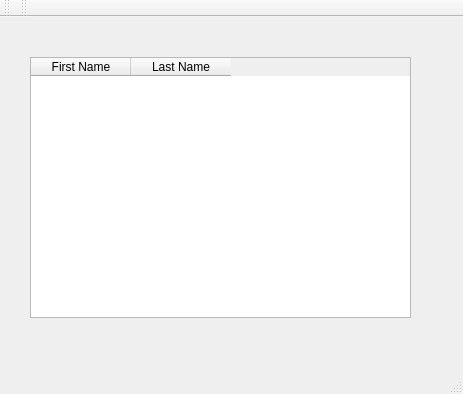
Above: Display/mainwindow.ui from alexi15/verk1 before the change. Below: the same form after it.
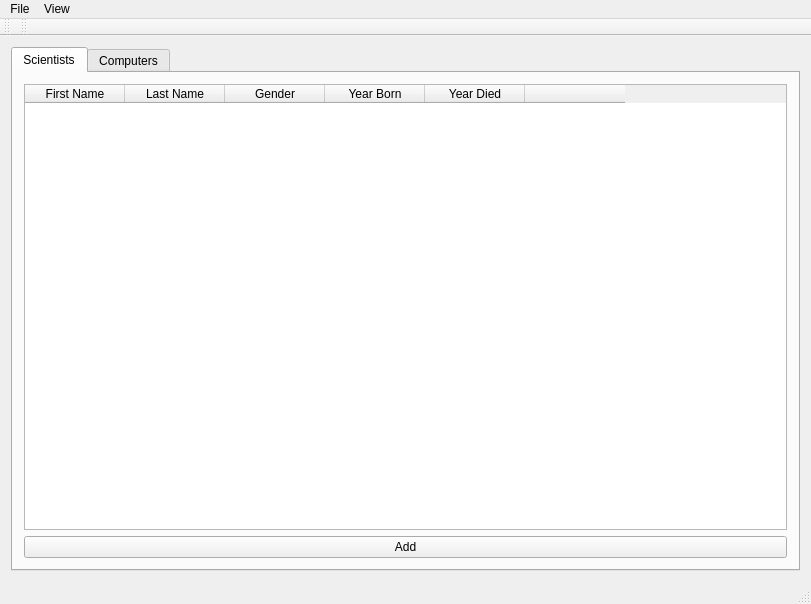
That is the form after the change. The open tabs and pages were chosen to show the change.

Commit message: table computers and tabs created

```diff
--- a/Display/mainwindow.ui
+++ b/Display/mainwindow.ui
@@ -6,47 +6,152 @@
    <rect>
     <x>0</x>
     <y>0</y>
-    <width>463</width>
-    <height>394</height>
+    <width>811</width>
+    <height>604</height>
    </rect>
   </property>
   <property name="windowTitle">
    <string>MainWindow</string>
   </property>
   <widget class="QWidget" name="centralWidget">
-   <widget class="QTableWidget" name="table_scientists">
-    <property name="geometry">
-     <rect>
-      <x>30</x>
-      <y>40</y>
-      <width>381</width>
-      <height>261</height>
-     </rect>
-    </property>
-    <property name="sortingEnabled">
-     <bool>true</bool>
-    </property>
-    <column>
-     <property name="text">
-      <string>First Name</string>
-     </property>
-    </column>
-    <column>
-     <property name="text">
-      <string>Last Name</string>
-     </property>
-    </column>
-   </widget>
+   <layout class="QVBoxLayout" name="verticalLayout">
+    <item>
+     <widget class="QTabWidget" name="tabScientists">
+      <property name="currentIndex">
+       <number>1</number>
+      </property>
+      <widget class="QWidget" name="tab">
+       <attribute name="title">
+        <string>Scientists</string>
+       </attribute>
+       <layout class="QVBoxLayout" name="verticalLayout_2">
+        <item>
+         <widget class="QTableWidget" name="table_scientists">
+          <property name="contextMenuPolicy">
+           <enum>Qt::DefaultContextMenu</enum>
+          </property>
+          <property name="verticalScrollBarPolicy">
+           <enum>Qt::ScrollBarAsNeeded</enum>
+          </property>
+          <property name="selectionMode">
+           <enum>QAbstractItemView::SingleSelection</enum>
+          </property>
+          <property name="selectionBehavior">
+           <enum>QAbstractItemView::SelectRows</enum>
+          </property>
+          <property name="sortingEnabled">
+           <bool>true</bool>
+          </property>
+          <column>
+           <property name="text">
+            <string>First Name</string>
+           </property>
+          </column>
+          <column>
+           <property name="text">
+            <string>Last Name</string>
+           </property>
+          </column>
+          <column>
+           <property name="text">
+            <string>Gender</string>
+           </property>
+          </column>
+          <column>
+           <property name="text">
+            <string>Year Born</string>
+           </property>
+          </column>
+          <column>
+           <property name="text">
+            <string>Year Died</string>
+           </property>
+          </column>
+          <column>
+           <property name="text">
+            <string/>
+           </property>
+          </column>
+         </widget>
+        </item>
+        <item>
+         <widget class="QPushButton" name="pushAdd">
+          <property name="text">
+           <string>Add</string>
+          </property>
+         </widget>
+        </item>
+       </layout>
+      </widget>
+      <widget class="QWidget" name="tab_2">
+       <attribute name="title">
+        <string>Computers</string>
+       </attribute>
+       <layout class="QVBoxLayout" name="verticalLayout_3">
+        <item>
+         <widget class="QTableWidget" name="table_computers">
+          <property name="sortingEnabled">
+           <bool>true</bool>
+          </property>
+          <column>
+           <property name="text">
+            <string>Name</string>
+           </property>
+          </column>
+          <column>
+           <property name="text">
+            <string>Build Year</string>
+           </property>
+          </column>
+          <column>
+           <property name="text">
+            <string>Type</string>
+           </property>
+          </column>
+          <column>
+           <property name="text">
+            <string>Made</string>
+           </property>
+          </column>
+         </widget>
+        </item>
+        <item>
+         <widget class="QPushButton" name="add_computers">
+          <property name="text">
+           <string>Add</string>
+          </property>
+         </widget>
+        </item>
+       </layout>
+      </widget>
+     </widget>
+    </item>
+   </layout>
   </widget>
   <widget class="QMenuBar" name="menuBar">
    <property name="geometry">
     <rect>
      <x>0</x>
      <y>0</y>
-     <width>463</width>
+     <width>811</width>
      <height>26</height>
     </rect>
    </property>
+   <widget class="QMenu" name="menuFile">
+    <property name="title">
+     <string>File</string>
+    </property>
+   </widget>
+   <widget class="QMenu" name="menuView">
+    <property name="title">
+     <string>View</string>
+    </property>
+    <addaction name="actionScientists"/>
+    <addaction name="actionComputers"/>
+    <addaction name="actionRelations"/>
+   </widget>
+   <addaction name="menuFile"/>
+   <addaction name="menuView"/>
   </widget>
   <widget class="QToolBar" name="mainToolBar">
    <attribute name="toolBarArea">
```
Left out of the diff: 15 changed lines with no effect on the pictures. The commit also changes 3 other files.
